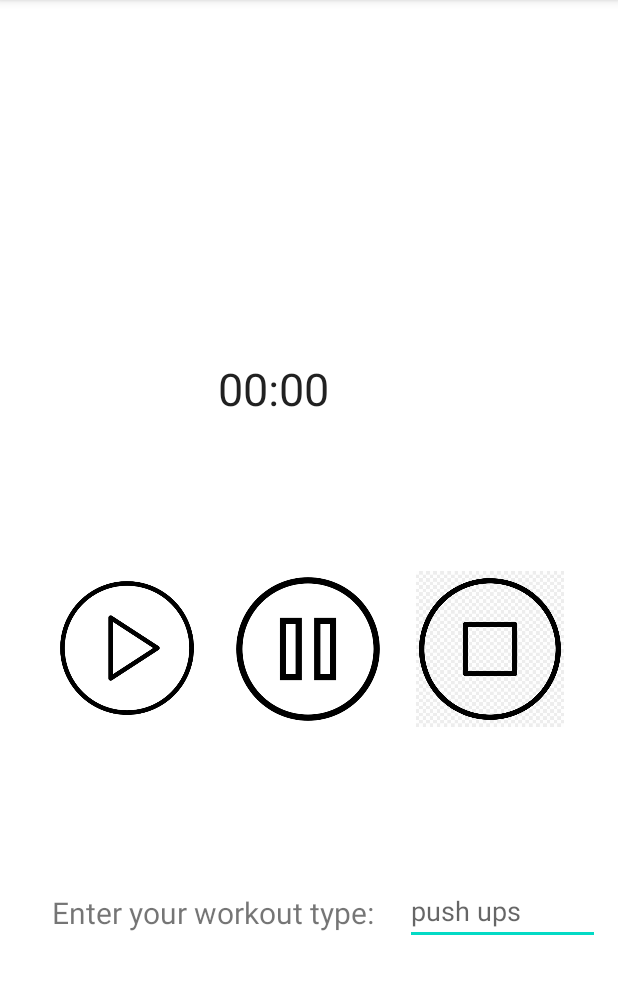
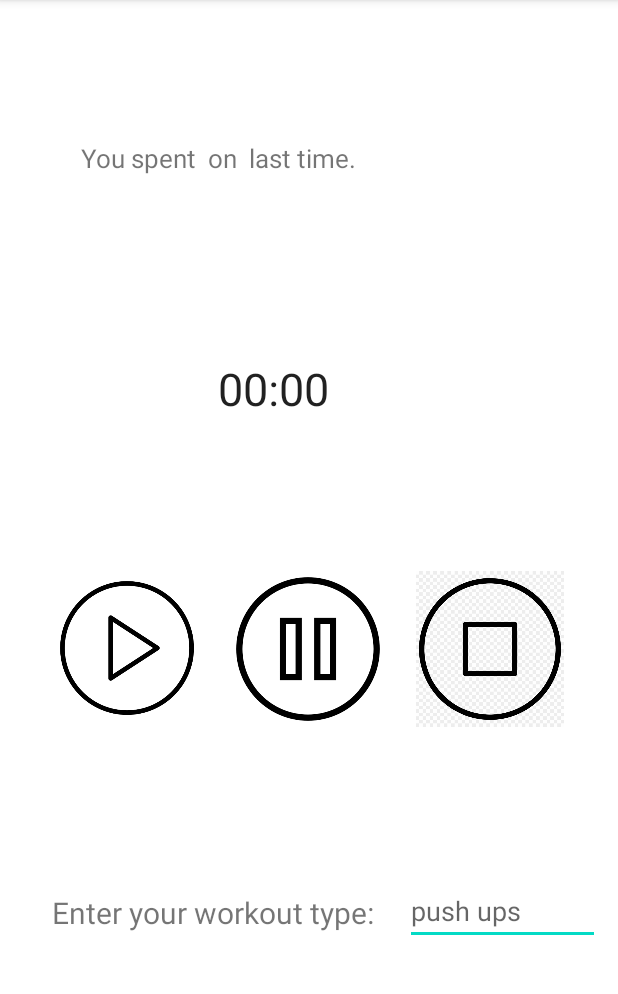
Before and after one commit to eddycao1/task-4.1p, an Android app: the screen it shows after launch (MainActivity), on a phone screen of 412 x 824 dp, the part 84-1078 px from its top. Run offline under Robolectric (Android 15) with nearby library versions, the phone set to English and light mode, and no system bars.

Commit message:
share preference for saving data
new update share preferences

```diff
--- a/app/src/main/java/com/example/myapplication/MainActivity.java
+++ b/app/src/main/java/com/example/myapplication/MainActivity.java
@@ -3,6 +3,8 @@ package com.example.myapplication;
 import androidx.annotation.NonNull;
 import androidx.appcompat.app.AppCompatActivity;
 
+import android.content.Context;
+import android.content.SharedPreferences;
 import android.os.Bundle;
 import android.os.PersistableBundle;
 import android.os.SystemClock;
@@ -13,6 +15,8 @@ import android.widget.EditText;
 import android.widget.ImageView;
 import android.widget.TextView;
 
+import java.io.InterruptedIOException;
+
 public class MainActivity extends AppCompatActivity {
     private Chronometer chronometer;
     private boolean running, started = false, stop_presssed = false, pause_presssed = false;
@@ -22,6 +26,7 @@ public class MainActivity extends AppCompatActivity {
     private Button test;
     private TextView time;
     private String recorded_time, Workout_record;
+
 
 
     @Override
@@ -39,6 +44,10 @@ public class MainActivity extends AppCompatActivity {
         start.setImageResource(R.drawable.start);
         pause.setImageResource(R.drawable.pause);
         stop.setImageResource(R.drawable.stop);
+
+        if(!stop_presssed){
+           load_data();
+        }
 
 
         start.setOnClickListener(new View.OnClickListener() {
@@ -95,6 +104,12 @@ public class MainActivity extends AppCompatActivity {
 
 
     }
+    public void load_data(){
+        SharedPreferences sharedPreferences = getSharedPreferences("data", MODE_PRIVATE);
+        String Recorded_type = sharedPreferences.getString("workout_type","");
+        String Recorded_time = sharedPreferences.getString("time","");
+        time.setText("You spent " + Recorded_time + " on " + Recorded_type + " last time.");
+    }
 
     public void start() {
         if (running == false) {
@@ -131,6 +146,15 @@ public class MainActivity extends AppCompatActivity {
         recorded_time = chronometer.getText().toString();
         Workout_record = type.getText().toString();
         time.setText("You spent " + recorded_time + " on " + Workout_record + " last time.");
+        SharedPreferences pref = getSharedPreferences("data", Context.MODE_PRIVATE);
+        SharedPreferences.Editor editor = pref.edit();
+
+
+
+        editor.putString("time", recorded_time);
+        editor.putString("workout_type", Workout_record);
+
+        editor.apply();
 
 
         chronometer.setBase(SystemClock.elapsedRealtime());
```
